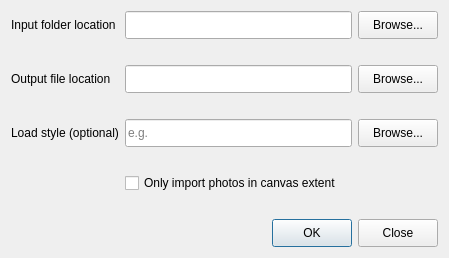
First picture: the form in ui/impphotos.ui, repository KIOS-Research/ImportPhotos, before the edit.
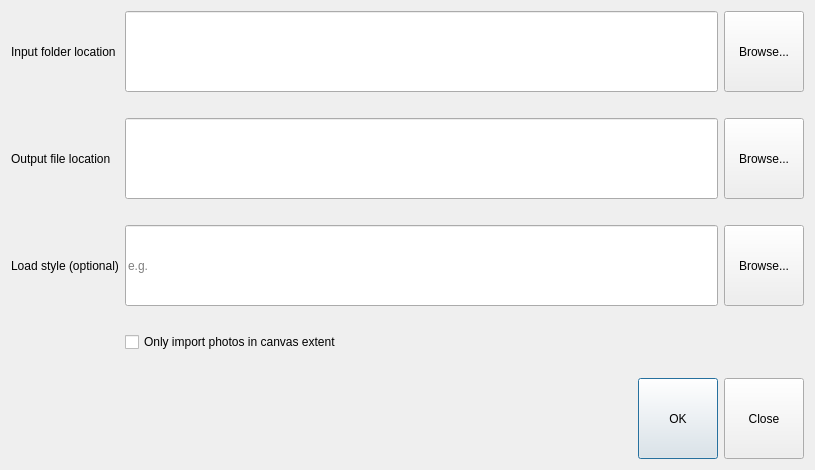
Second picture: the form after the edit.

Commit message: Set layer style before import instead of after import

Patch:
```diff
--- a/ui/impphotos.ui
+++ b/ui/impphotos.ui
@@ -9,8 +9,8 @@
    <rect>
     <x>0</x>
     <y>0</y>
-    <width>449</width>
-    <height>258</height>
+    <width>815</width>
+    <height>470</height>
    </rect>
   </property>
   <property name="minimumSize">
```
The commit also changes 1 other file.
